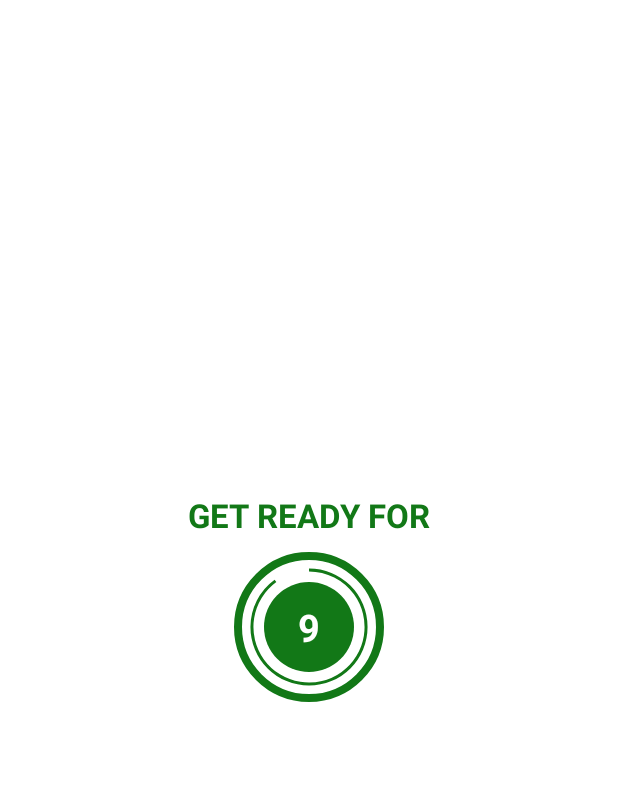
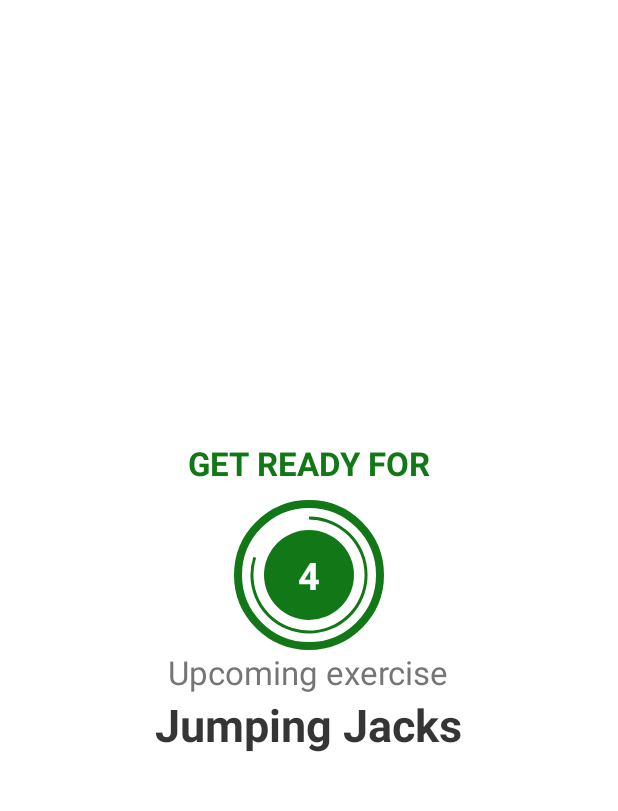
Before and after one commit to GilbertNordhammar/Android-Kotlin-Development-Masterclass, an Android app: the ExerciseActivity screen opened directly, with no data from a screen before it, on a phone screen of 412 x 824 dp, the part 62-873 px from its top. Run offline under Robolectric (Android 15) with nearby library versions, the light colour scheme and no system bars.

Commit message:
Section 10 (lecture 136-144)

```diff
--- a/section-10/7MinuteWorkout/app/src/main/java/com/example/a7minuteworkout/ExerciseActivity.kt
+++ b/section-10/7MinuteWorkout/app/src/main/java/com/example/a7minuteworkout/ExerciseActivity.kt
@@ -1,22 +1,32 @@
 package com.example.a7minuteworkout
 
-import android.opengl.Visibility
+import android.media.MediaPlayer
 import androidx.appcompat.app.AppCompatActivity
 import android.os.Bundle
 import android.os.CountDownTimer
+import android.speech.tts.TextToSpeech
+import android.util.Log
 import android.view.View
 import android.widget.Toast
 import kotlinx.android.synthetic.main.activity_exercise.*
+import java.util.*
+import kotlin.collections.ArrayList
 
-class ExerciseActivity : AppCompatActivity() {
+class ExerciseActivity : AppCompatActivity(), TextToSpeech.OnInitListener {
 
     companion object {
-        private const val MAX_EXERCISE_TIME_IN_MILLISECONDS: Long = 30000
-        private const val MAX_REST_TIME_IN_MILLISECONDS: Long = 10000
+        private const val EXERCISE_TIME_IN_MILLISECONDS: Long = 5000
+        private const val REST_TIME_IN_MILLISECONDS: Long = 5000
         private const val COUNTDOWN_INTERVAL_IN_MILLISECONDS: Long = 1000
     }
 
     private var _countdownTimer: CountDownTimer? = null
+    private var _excerciseList: ArrayList<ExerciseModel>? = null
+    private var _currentExcercisePosition = -1
+
+    private lateinit var _textToSpeech: TextToSpeech
+
+    private val _mediaPlayer by lazy {MediaPlayer.create(applicationContext, R.raw.press_start)}
 
     override fun onCreate(savedInstanceState: Bundle?) {
         super.onCreate(savedInstanceState)
@@ -28,12 +38,19 @@ class ExerciseActivity : AppCompatActivity() {
             onBackPressed()
         }
 
+        _textToSpeech = TextToSpeech(this, this)
+        _excerciseList = Exercises.defaultExcerciseList()
         setupRestView()
     }
 
     override fun onDestroy() {
         super.onDestroy()
         _countdownTimer?.cancel()
+
+        _textToSpeech.stop()
+        _textToSpeech.shutdown()
+
+        _mediaPlayer.stop()
     }
 
     private fun startCountdown(maxTime: Long, onFinish: () -> Unit, onTick: (secondsUntilFinished: Int) -> Unit) {
@@ -51,16 +68,19 @@ class ExerciseActivity : AppCompatActivity() {
     }
 
     private fun setupRestView() {
-        progressbar_rest_view.max = (MAX_REST_TIME_IN_MILLISECONDS / 1000).toInt()
+        _mediaPlayer.isLooping = false
+        _mediaPlayer.start()
+
+        linearlayout_rest_view.visibility = View.VISIBLE
+        progressbar_rest_view.max = (REST_TIME_IN_MILLISECONDS / 1000).toInt()
         progressbar_rest_view.progress = 0
 
+        val upcomingExerciseName = _excerciseList!![_currentExcercisePosition + 1].getName()
+        textView_upcoming_exercise_name.text = upcomingExerciseName
+
         val onFinish = {
-            Toast.makeText(
-                this@ExerciseActivity,
-                "We will now start the exercise",
-                Toast.LENGTH_SHORT
-            ).show()
             linearlayout_rest_view.visibility = View.GONE
+            _currentExcercisePosition++
             setupExerciseView()
         }
 
@@ -69,20 +89,30 @@ class ExerciseActivity : AppCompatActivity() {
             textView_timer_rest_view.text = secondsUntilFinished.toString()
         }
 
-        startCountdown(MAX_REST_TIME_IN_MILLISECONDS, onFinish, onTick)
+        startCountdown(REST_TIME_IN_MILLISECONDS, onFinish, onTick)
     }
 
     private fun setupExerciseView() {
-        progressbar_exercise_view.max = (MAX_EXERCISE_TIME_IN_MILLISECONDS / 1000).toInt()
+        progressbar_exercise_view.max = (EXERCISE_TIME_IN_MILLISECONDS / 1000).toInt()
         progressbar_exercise_view.progress = 0
         linearlayout_excercise_view.visibility = View.VISIBLE
 
+        val currentExercise = _excerciseList!![_currentExcercisePosition]
+        imageView_exercise_image.setImageResource(currentExercise.getImage())
+        textView_exercise_name.text = currentExercise.getName()
+        _textToSpeech.speak(currentExercise.getName(), TextToSpeech.QUEUE_FLUSH, null, "")
+
         val onFinish = {
-            Toast.makeText(
-                this@ExerciseActivity,
-                "Here we will start the next rest screen",
-                Toast.LENGTH_SHORT
-            ).show()
+            linearlayout_excercise_view.visibility = View.GONE
+
+            if(_currentExcercisePosition < _excerciseList!!.size - 1)
+                setupRestView()
+            else
+                Toast.makeText(
+                    this@ExerciseActivity,
+                    "Congratulations! You have completed the 7 minutes workout",
+                    Toast.LENGTH_SHORT
+                ).show()
         }
 
         val onTick = { secondsUntilFinished: Int ->
@@ -90,6 +120,17 @@ class ExerciseActivity : AppCompatActivity() {
             textView_timer_exercise_view.text = secondsUntilFinished.toString()
         }
 
-        startCountdown(MAX_EXERCISE_TIME_IN_MILLISECONDS, onFinish, onTick)
+        startCountdown(EXERCISE_TIME_IN_MILLISECONDS, onFinish, onTick)
+    }
+
+    override fun onInit(status: Int) {
+        if(status == TextToSpeech.SUCCESS) {
+            val result = _textToSpeech.setLanguage(Locale.US)
+            if(result == TextToSpeech.LANG_MISSING_DATA || result == TextToSpeech.LANG_NOT_SUPPORTED) {
+                Log.e("Text To Speech", "The specified language is not supported!")
+            }
+        } else {
+            Log.e("Text To Speach", "Initialization failed!")
+        }
     }
 }
--- /dev/null
+++ b/section-10/7MinuteWorkout/app/src/main/java/com/example/a7minuteworkout/ExerciseModel.kt
@@ -0,0 +1,49 @@
+package com.example.a7minuteworkout
+
+class ExerciseModel(
+    private var id: Int,
+    private var name: String,
+    private  var image: Int,
+    private var isCompleted: Boolean,
+    private var isSelected: Boolean) {
+
+    fun getId(): Int {
+        return id
+    }
+
+    fun setId(id: Int) {
+        this.id = id
+    }
+
+    fun getName(): String {
+        return name
+    }
+
+    fun setName(name: String) {
+        this.name = name
+    }
+
+    fun getImage(): Int {
+        return image
+    }
+
+    fun setImage(image: Int) {
+        this.image = image
+    }
+
+    fun getIsCompleted(): Boolean {
+        return isCompleted
+    }
+
+    fun setIsCompleted(isCompleted: Boolean) {
+        this.isCompleted = isCompleted
+    }
+
+    fun getIsSelected(): Boolean {
+        return isSelected
+    }
+
+    fun setIsSelected(isSelected: Boolean) {
+        this.isSelected = isSelected
+    }
+}
--- /dev/null
+++ b/section-10/7MinuteWorkout/app/src/main/java/com/example/a7minuteworkout/Exercises.kt
@@ -0,0 +1,119 @@
+package com.example.a7minuteworkout
+
+class Exercises {
+    companion object {
+        fun defaultExcerciseList(): ArrayList<ExerciseModel> {
+            val exerciseList = ArrayList<ExerciseModel>()
+
+            val jumpingJacks = ExerciseModel(
+                1,
+                "Jumping Jacks",
+                R.drawable.ic_jumping_jacks,
+                false,
+                false
+            )
+            exerciseList.add(jumpingJacks)
+
+            val abdominalCrunch = ExerciseModel(
+                2,
+                "Abdominal Crunch",
+                R.drawable.ic_abdominal_crunch,
+                false,
+                false
+            )
+            exerciseList.add(abdominalCrunch)
+
+            val highKneesRunningInPlace = ExerciseModel(
+                3,
+                "High Knees Running in Place",
+                R.drawable.ic_high_knees_running_in_place,
+                false,
+                false
+            )
+            exerciseList.add(highKneesRunningInPlace)
+
+            val lunge = ExerciseModel(
+                4,
+                "Lundge",
+                R.drawable.ic_lunge,
+                false,
+                false
+            )
+            exerciseList.add(lunge)
+
+            val plank = ExerciseModel(
+                5,
+                "Plank",
+                R.drawable.ic_plank,
+                false,
+                false
+            )
+            exerciseList.add(plank)
+
+            val pushUp = ExerciseModel(
+                6,
+                "Push Up",
+                R.drawable.ic_push_up,
+                false,
+                false
+            )
+            exerciseList.add(pushUp)
+
+            val pushUpAndRotation = ExerciseModel(
+                7,
+                "Push Up and Rotation",
+                R.drawable.ic_push_up_and_rotation,
+                false,
+                false
+            )
+            exerciseList.add(pushUpAndRotation)
+
+            val sidePlank = ExerciseModel(
+                8,
+                "Side Plank",
+                R.drawable.ic_side_plank,
+                false,
+                false
+            )
+            exerciseList.add(sidePlank)
+
+            val squat = ExerciseModel(
+                9,
+                "Squat",
+                R.drawable.ic_squat,
+                false,
+                false
+            )
+            exerciseList.add(squat)
+
+            val stepUpOntoChair = ExerciseModel(
+                10,
+                "Step Up Onto Chair",
+                R.drawable.ic_step_up_onto_chair,
+                false,
+                false
+            )
+            exerciseList.add(stepUpOntoChair)
+
+            val tricepsDipOnChair = ExerciseModel(
+                11,
+                "TricepsDipOnChair",
+                R.drawable.ic_triceps_dip_on_chair,
+                false,
+                false
+            )
+            exerciseList.add(tricepsDipOnChair)
+
+            val wallSit = ExerciseModel(
+                12,
+                "Wall Sit",
+                R.drawable.ic_wall_sit,
+                false,
+                false
+            )
+            exerciseList.add(wallSit)
+
+            return exerciseList
+        }
+    }
+}
--- a/section-10/7MinuteWorkout/app/src/main/res/layout/activity_exercise.xml
+++ b/section-10/7MinuteWorkout/app/src/main/res/layout/activity_exercise.xml
@@ -24,7 +24,8 @@
         android:layout_below="@id/toolbar_exercise_activity"
         android:gravity="center"
         android:orientation="vertical"
-        android:visibility="visible">
+        android:visibility="visible"
+        android:layout_margin="20dp">
 
         <TextView
             android:layout_width="wrap_content"
@@ -70,6 +71,23 @@
                     android:text="10" />
             </LinearLayout>
         </FrameLayout>
+
+        <TextView
+            android:layout_width="wrap_content"
+            android:layout_height="wrap_content"
+            android:text="Upcoming exercise"
+            android:textColor="#CA515151"
+            android:textSize="22sp" />
+
+        <TextView
+            android:id="@+id/textView_upcoming_exercise_name"
+            android:layout_width="wrap_content"
+            android:layout_height="wrap_content"
+            tools:text="exercise_name"
+            android:textColor="#CA000000"
+            android:textStyle="bold"
+            android:textSize="30sp"
+            android:textAlignment="center"/>
     </LinearLayout>
 
     <LinearLayout
@@ -79,9 +97,22 @@
         android:layout_below="@id/toolbar_exercise_activity"
         android:gravity="center"
         android:orientation="vertical"
-        android:visibility="gone">
+        android:visibility="gone"
+        android:layout_margin="20dp"
+        >
+
+        <ImageView
+            android:id="@+id/imageView_exercise_image"
+            android:layout_width="match_parent"
+            android:layout_height="0dp"
+            android:scaleType="fitXY"
+            android:layout_weight="1"
+            android:contentDescription="@string/image"
+            android:src="@drawable/ic_jumping_jacks"
+            />
 
         <TextView
+            android:id="@+id/textView_exercise_name"
             android:layout_width="wrap_content"
             android:layout_height="wrap_content"
             android:text="(Excercise Name)"
--- a/section-10/7MinuteWorkout/app/src/main/res/values/strings.xml
+++ b/section-10/7MinuteWorkout/app/src/main/res/values/strings.xml
@@ -1,6 +1,5 @@
 <resources>
     <string name="app_name">7MinuteWorkout</string>
-    <string name="image">image</string>
+    <string name="image">Exercise image</string>
     <string name="str_start">START</string>
-
 </resources>
```
Also changed, not shown: section-10/7MinuteWorkout/app/src/main/res/layout/item_exercise_status.xml (added, +14 -0 lines), section-10/7MinuteWorkout/app/src/main/res/drawable-v24/ic_abdominal_crunch.png (added), section-10/7MinuteWorkout/app/src/main/res/drawable-v24/ic_high_knees_running_in_place.png (added), section-10/7MinuteWorkout/app/src/main/res/drawable-v24/ic_jumping_jacks.png (added), section-10/7MinuteWorkout/app/src/main/res/drawable-v24/ic_lunge.png (added), section-10/7MinuteWorkout/app/src/main/res/drawable-v24/ic_plank.png (added), section-10/7MinuteWorkout/app/src/main/res/drawable-v24/ic_push_up.png (added), section-10/7MinuteWorkout/app/src/main/res/drawable-v24/ic_push_up_and_rotation.png (added), section-10/7MinuteWorkout/app/src/main/res/drawable-v24/ic_side_plank.png (added), section-10/7MinuteWorkout/app/src/main/res/drawable-v24/ic_squat.png (added), section-10/7MinuteWorkout/app/src/main/res/drawable-v24/ic_step_up_onto_chair.png (added), section-10/7MinuteWorkout/app/src/main/res/drawable-v24/ic_triceps_dip_on_chair.png (added), section-10/7MinuteWorkout/app/src/main/res/drawable-v24/ic_wall_sit.png (added), 1 other file.
